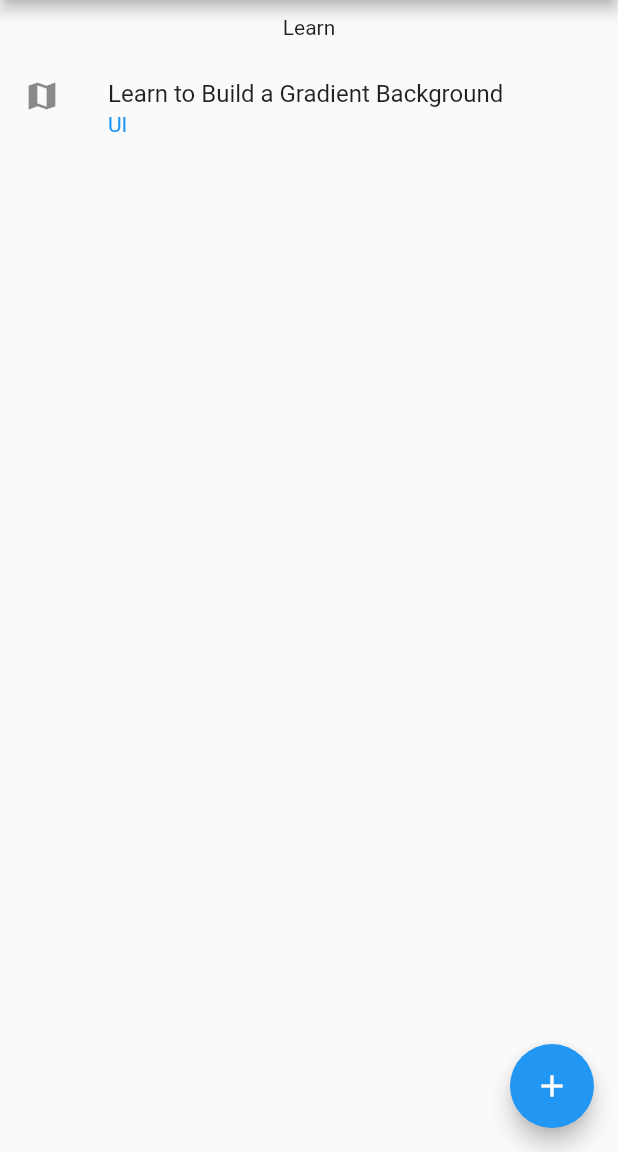
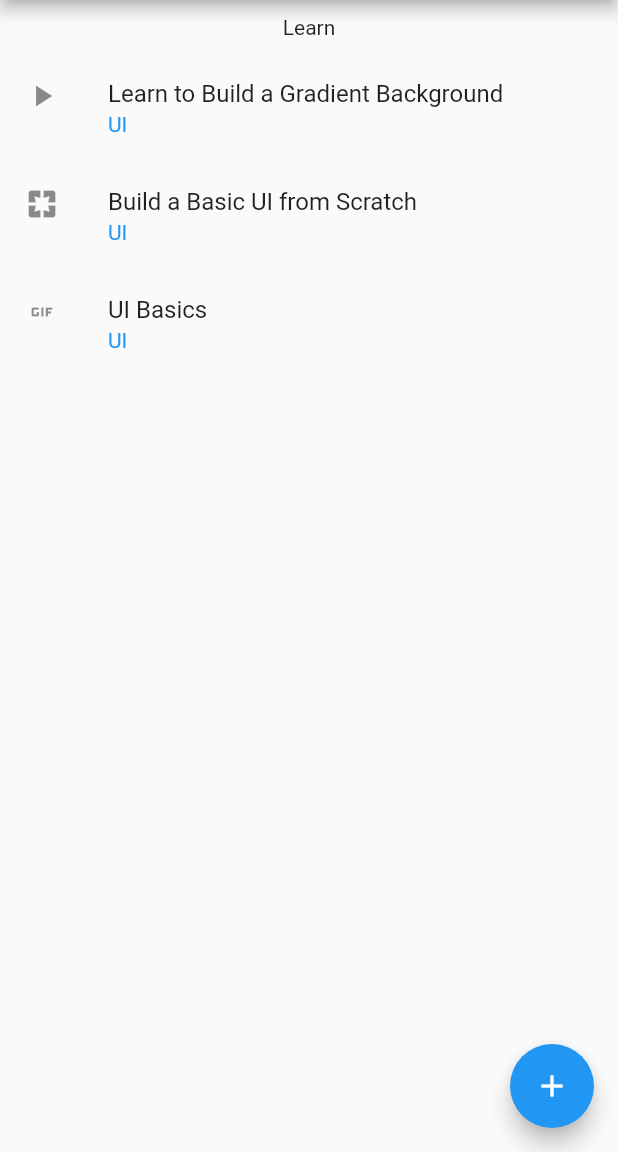
Before and after one commit to hack19-dashquest-team/dashquest, a Flutter app: the screen it shows after launch, on a phone screen of 412 x 824 dp, the part 84-1236 px from its top. Run offline on Flutter 3.47's test engine with Material 2 defaults, Android fonts, the phone set to English and light mode, and no system bars.

Commit message:
fix list tile parenthesis

```diff
--- a/dash_quest/lib/ui/learn.dart
+++ b/dash_quest/lib/ui/learn.dart
@@ -12,11 +12,22 @@ class Learn extends StatelessWidget {
           child: ListView(
             children: <Widget>[
               ListTile(
-                leading: Icon(Icons.map),
+                leading: Icon(Icons.play_arrow),
                 title: Text('Learn to Build a Gradient Background'),
                 subtitle: Text('UI', style: TextStyle(color: Colors.blue),
-              ),
+              ),),
+              ListTile(
+                leading: Icon(Icons.pages),
+                title: Text('Build a Basic UI from Scratch'),
+                subtitle: Text('UI', style: TextStyle(color: Colors.blue),
+              ),),
+              ListTile(
+                leading: Icon(Icons.gif),
+                title: Text('UI Basics'),
+                subtitle: Text('UI', style: TextStyle(color: Colors.blue),
+              ),),
             ],
+
           ),
         ),
       ],
```
